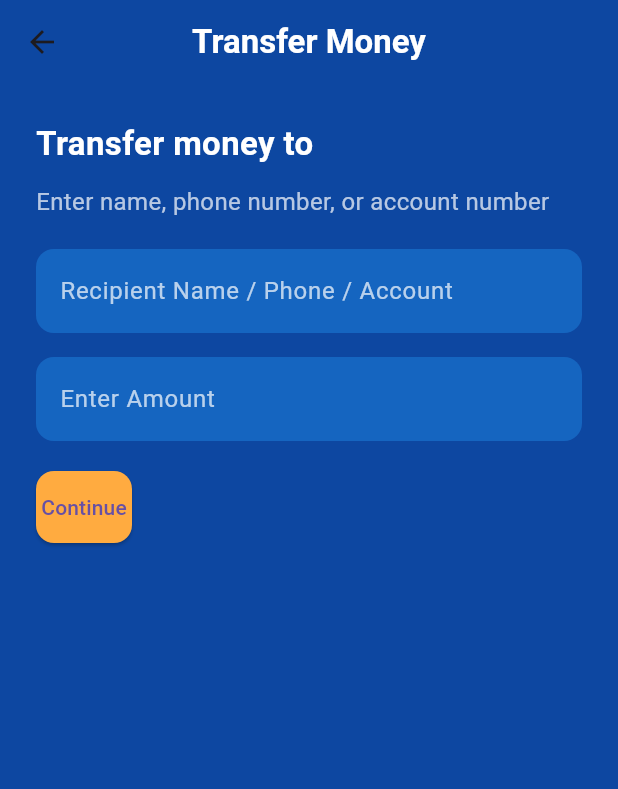
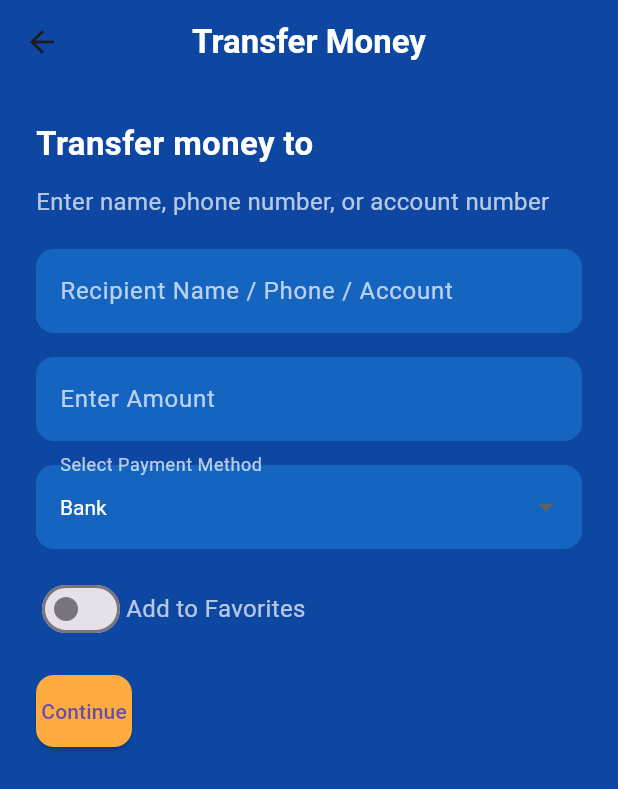
Before and after one commit to Rennar77/mywallet, a Flutter app: the Homecontent screen opened by its route, after a tap on "Transfer", on a phone screen of 412 x 824 dp. Shown: the top 789 px of the screen. Run offline on Flutter 3.47's test engine with Material 3 defaults, Android fonts, the phone set to English and light mode, and no system bars.

Commit message:
week 7 assignment

```diff
--- a/lib/classes/homecontent.dart
+++ b/lib/classes/homecontent.dart
@@ -1,33 +1,31 @@
-// Importing necessary packages and files.
-import 'package:flutter/material.dart'; // Flutter's material design package for UI components.
+import 'package:flutter/material.dart';
 import 'package:my_pocket_wallet/screens/pages/account.dart';
 import 'package:my_pocket_wallet/screens/pages/mobile_recharge.dart';
-import 'package:my_pocket_wallet/screens/pages/pay_bill.dart'; // Pay the Bill page.
+import 'package:my_pocket_wallet/screens/pages/pay_bill.dart';
 import 'package:my_pocket_wallet/screens/pages/transfer.dart';
-import 'package:my_pocket_wallet/screens/pages/withdraw.dart'; // Transfer page.
+import 'package:my_pocket_wallet/screens/pages/withdraw.dart';
 
-// Homecontent widget represents the main screen of the app.
 class Homecontent extends StatelessWidget {
   const Homecontent({super.key});
 
   @override
   Widget build(BuildContext context) {
     return Scaffold(
-      backgroundColor: Colors.blue.shade900, // Background color matching the login page.
+      backgroundColor: Colors.blue.shade900,
       appBar: AppBar(
-        backgroundColor: Colors.blue.shade900, // Deep blue color for the app bar.
-        elevation: 0, // No shadow for the app bar.
-        automaticallyImplyLeading: false, // Removes the back arrow from the app bar.
+        backgroundColor: Colors.blue.shade900,
+        elevation: 0,
+        automaticallyImplyLeading: false,
       ),
       body: Padding(
-        padding: const EdgeInsets.symmetric(horizontal: 20.0), // Horizontal padding for the body.
+        padding: const EdgeInsets.symmetric(horizontal: 20.0),
         child: Column(
-          crossAxisAlignment: CrossAxisAlignment.start, // Align children to the start of the column.
+          crossAxisAlignment: CrossAxisAlignment.start,
           children: [
-            _upperText(), // Greeting section.
-            _materCardSection(), // Card section.
-            const SizedBox(height: 30), // Spacing between sections.
-            _middleScreenButtons(context), // Grid menu section.
+            _upperText(),
+            _materCardSection(),
+            const SizedBox(height: 30),
+            _middleScreenButtons(context),
           ],
         ),
       ),
@@ -38,81 +36,69 @@ class Homecontent extends StatelessWidget {
   Widget _middleScreenButtons(BuildContext context) {
     return Expanded(
       child: GridView.count(
-        crossAxisCount: 3, // Number of columns in the grid.
-        crossAxisSpacing: 15, // Spacing between columns.
-        mainAxisSpacing: 15, // Spacing between rows.
+        crossAxisCount: 3,
+        crossAxisSpacing: 15,
+        mainAxisSpacing: 15,
         children: [
-          // Menu items with icons, labels, and navigation actions.
           _buildMenuItem(
             Icons.account_balance_wallet,
             'Account\nand Card',
-            () => Navigator.push(context, MaterialPageRoute(builder: (context) => const AccountAndCardPage())),
+            () => _navigateWithTransition(context, const AccountAndCardPage()),
           ),
           _buildMenuItem(
             Icons.swap_horiz,
             'Transfer',
-            () => Navigator.push(context, MaterialPageRoute(builder: (context) => const TransferPage())),
+            () => _navigateWithTransition(context, const TransferPage()),
           ),
           _buildMenuItem(
             Icons.attach_money,
             'Withdraw',
-            () => Navigator.push(context, MaterialPageRoute(builder: (context) => const WithdrawPage())),
+            () => _navigateWithTransition(context, const WithdrawPage()),
           ),
           _buildMenuItem(
             Icons.phone_android,
             'Mobile\nrecharge',
-            () => Navigator.push(context, MaterialPageRoute(builder: (context) => const MobileRechargePage())),
+            () => _navigateWithTransition(context, const MobileRechargePage()),
           ),
           _buildMenuItem(
             Icons.receipt,
             'Pay the bill',
-            () => Navigator.push(context, MaterialPageRoute(builder: (context) => const PayTheBillPage())),
+            () => _navigateWithTransition(context, const PayTheBillPage()),
           ),
-          // _buildMenuItem(
-          //   Icons.credit_card,
-          //   'Credit card',
-          //   () => Navigator.push(context, MaterialPageRoute(builder: (context) => const CreditCardPage())),
-          // ),
-          // _buildMenuItem(
-          //   Icons.insert_chart,
-          //   'Transaction\nreport',
-          //   () => Navigator.push(context, MaterialPageRoute(builder: (context) => const TransactionReportPage())),
-          // ),
         ],
       ),
     );
   }
 
-  // Menu Item Widget (Styled like Login Page)
+  // Menu Item Widget
   Widget _buildMenuItem(IconData icon, String label, VoidCallback onTap) {
     return GestureDetector(
-      onTap: onTap, // Action to perform when the item is tapped.
+      onTap: onTap,
       child: Column(
-        mainAxisAlignment: MainAxisAlignment.center, // Center the content vertically.
+        mainAxisAlignment: MainAxisAlignment.center,
         children: [
           CircleAvatar(
             radius: 30,
-            backgroundColor: Colors.blue.shade800, // Background color matching the login page fields.
-            child: Icon(icon, color: Colors.orangeAccent, size: 30), // Orange accent icon.
+            backgroundColor: Colors.blue.shade800,
+            child: Icon(icon, color: Colors.orangeAccent, size: 30),
           ),
-          const SizedBox(height: 10), // Spacing between icon and label.
+          const SizedBox(height: 10),
           Text(
             label,
-            textAlign: TextAlign.center, // Center the text.
+            textAlign: TextAlign.center,
             style: const TextStyle(fontSize: 14, fontWeight: FontWeight.w500, color: Colors.white70),
           ),
         ],
       ),
     );
   }
-}
 
   // Greeting Section
   Widget _upperText() {
     return const Padding(
-    padding: EdgeInsets.only(top: 20.0), // Padding at the top.
+      padding: EdgeInsets.only(top: 20.0),
       child: Column(
-      crossAxisAlignment: CrossAxisAlignment.start, // Align text to the start.
+        crossAxisAlignment: CrossAxisAlignment.start,
         children: [
           Text(
             'Good Morning,',
@@ -122,20 +108,20 @@ Widget _upperText() {
             'Gega!',
             style: TextStyle(fontSize: 30, fontWeight: FontWeight.bold, color: Colors.orangeAccent),
           ),
-        SizedBox(height: 20), // Spacing between texts.
+          SizedBox(height: 20),
         ],
       ),
     );
   }
 
-// Card Section (Styled like Login Page)
+  // Card Section
   Widget _materCardSection() {
     return Container(
-    width: double.infinity, // Full width.
+      width: double.infinity,
       decoration: BoxDecoration(
-      borderRadius: BorderRadius.circular(16), // Rounded corners.
-      color: Colors.blue.shade800, // Deep blue background (like input fields).
-      border: Border.all(color: Colors.orangeAccent, width: 2), // Orange border.
+        borderRadius: BorderRadius.circular(16),
+        color: Colors.blue.shade800,
+        border: Border.all(color: Colors.orangeAccent, width: 2),
         boxShadow: [
           BoxShadow(
             color: Colors.black.withOpacity(0.1),
@@ -145,9 +131,9 @@ Widget _materCardSection() {
         ],
       ),
       child: Padding(
-      padding: const EdgeInsets.all(20.0), // Padding inside the container.
+        padding: const EdgeInsets.all(20.0),
         child: Column(
-        crossAxisAlignment: CrossAxisAlignment.start, // Align text to the start.
+          crossAxisAlignment: CrossAxisAlignment.start,
           children: [
             const Text(
               'Gega Smith',
@@ -157,7 +143,7 @@ Widget _materCardSection() {
                 fontWeight: FontWeight.bold,
               ),
             ),
-          const SizedBox(height: 5), // Spacing between texts.
+            const SizedBox(height: 5),
             Text(
               'OverBridge Expert',
               style: TextStyle(
@@ -165,9 +151,9 @@ Widget _materCardSection() {
                 fontSize: 14,
               ),
             ),
-          const SizedBox(height: 15), // Spacing between sections.
+            const SizedBox(height: 15),
             const Row(
-            mainAxisAlignment: MainAxisAlignment.spaceBetween, // Space between elements.
+              mainAxisAlignment: MainAxisAlignment.spaceBetween,
               children: [
                 Text(
                   '4756 •••• •••• 9018',
@@ -187,7 +173,7 @@ Widget _materCardSection() {
               ],
             ),
             const Align(
-            alignment: Alignment.bottomRight, // Align text to the bottom right.
+              alignment: Alignment.bottomRight,
               child: Text(
                 'VISA',
                 style: TextStyle(
@@ -202,3 +188,21 @@ Widget _materCardSection() {
       ),
     );
   }
+
+  // Reusable navigation function with fade transition
+  void _navigateWithTransition(BuildContext context, Widget page) {
+    Navigator.push(
+      context,
+      PageRouteBuilder(
+        pageBuilder: (_, __, ___) => page,
+        transitionsBuilder: (_, animation, __, child) {
+          return FadeTransition(
+            opacity: animation,
+            child: child,
+          );
+        },
+        transitionDuration: const Duration(milliseconds: 400),
+      ),
+    );
+  }
+}
--- a/lib/screens/pages/transfer.dart
+++ b/lib/screens/pages/transfer.dart
@@ -1,7 +1,7 @@
 import 'package:flutter/material.dart';
 
 void main() {
-  runApp(const MyApp()); // Start the app
+  runApp(const MyApp());
 }
 
 class MyApp extends StatelessWidget {
@@ -11,10 +11,8 @@ class MyApp extends StatelessWidget {
   Widget build(BuildContext context) {
     return MaterialApp(
       title: 'Money Transfer App',
-      theme: ThemeData(
-        primarySwatch: Colors.blue, // Set the app's theme color
-      ),
-      home: const TransferPage(), // Set the home page to TransferPage
+      theme: ThemeData(primarySwatch: Colors.blue),
+      home: const TransferPage(),
     );
   }
 }
@@ -23,261 +21,193 @@ class TransferPage extends StatefulWidget {
   const TransferPage({super.key});
 
   @override
-  _TransferPageState createState() => _TransferPageState(); // Create the state for this widget
+  _TransferPageState createState() => _TransferPageState();
 }
 
 class _TransferPageState extends State<TransferPage> {
-  int _currentPage = 0; // Tracks the current page (0 = Search, 1 = Confirmation, 2 = Success)
-  final TextEditingController _searchController = TextEditingController(); // For recipient input
-  final TextEditingController _amountController = TextEditingController(); // For amount input
-  final TextEditingController _pinController = TextEditingController(); // For PIN input
-  String recipientName = ''; // Stores the recipient's name
-  String amount = ''; // Stores the amount to transfer
-  bool isProcessing = false; // Tracks if the transfer is being processed
+  int _currentPage = 0;
+  final TextEditingController _searchController = TextEditingController();
+  final TextEditingController _amountController = TextEditingController();
+  final TextEditingController _pinController = TextEditingController();
+
+  String recipientName = '';
+  String amount = '';
+  String selectedPaymentMethod = 'Bank';
+  bool isFavorite = false;
+  bool isProcessing = false;
+
+  final List<String> paymentMethods = ['Bank', 'Mobile Wallet', 'Card'];
 
   @override
   void dispose() {
-    // Clean up controllers when the widget is removed
     _searchController.dispose();
     _amountController.dispose();
     _pinController.dispose();
     super.dispose();
   }
 
-  // Navigate to the next page
-  void _navigateToNextPage() {
-    setState(() {
-      if (_currentPage < 2) {
-        _currentPage++; // Move to the next page
-      }
-    });
-  }
-
-  // Navigate to the previous page
-  void _navigateToPreviousPage() {
-    setState(() {
-      if (_currentPage > 0) {
-        _currentPage--; // Move to the previous page
-      }
-    });
-  }
+  void _navigateNext() => setState(() => _currentPage < 2 ? _currentPage++ : null);
+  void _navigateBack() => setState(() => _currentPage > 0 ? _currentPage-- : null);
 
   @override
   Widget build(BuildContext context) {
     return Scaffold(
-      backgroundColor: Colors.blue.shade900, // Set background color
+      backgroundColor: Colors.blue.shade900,
       appBar: AppBar(
-        backgroundColor: Colors.blue.shade900, // Match background color
-        elevation: 0, // Remove shadow
-        title: const Text(
-          'Transfer Money',
-          style: TextStyle(fontWeight: FontWeight.bold, fontSize: 22, color: Colors.white),
+        backgroundColor: Colors.blue.shade900,
+        elevation: 0,
+        title: const Text('Transfer Money', style: TextStyle(fontWeight: FontWeight.bold, fontSize: 22, color: Colors.white)),
+        centerTitle: true,
+        leading: _currentPage > 0
+            ? IconButton(icon: const Icon(Icons.arrow_back, color: Colors.white), onPressed: _navigateBack)
+            : null,
       ),
-        centerTitle: true, // Center the title
-        leading: _currentPage > 0
-            ? IconButton(
-                icon: const Icon(Icons.arrow_back, color: Colors.white),
-                onPressed: _navigateToPreviousPage, // Add back button for pages > 0
-              )
-            : null, // No back button on the first page
-      ),
-      body: AnimatedSwitcher(
-        duration: const Duration(milliseconds: 500), // Animation duration
-        child: _buildPage(_currentPage), // Build the current page based on _currentPage
-      ),
+      body: AnimatedSwitcher(duration: const Duration(milliseconds: 400), child: _buildPage(_currentPage)),
     );
   }
 
-  // Build the appropriate page based on the index
-  Widget _buildPage(int pageIndex) {
-    switch (pageIndex) {
+  Widget _buildPage(int index) {
+    switch (index) {
       case 0:
-        return _buildSearchScreen(); // First screen: Search for recipient
+        return _buildSearchScreen();
       case 1:
-        return _buildConfirmationScreen(); // Second screen: Confirm transfer
+        return _buildConfirmationScreen();
       case 2:
-        return _buildSuccessScreen(); // Third screen: Success message
+        return _buildSuccessScreen();
       default:
-        return const Center(child: Text('Invalid page')); // Fallback for invalid page
+        return const Center(child: Text('Invalid page'));
     }
   }
 
-  // First Screen: Search for recipient and enter amount
   Widget _buildSearchScreen() {
     return Padding(
-      padding: const EdgeInsets.all(24.0), // Add padding around the content
-      child: Column(
-        crossAxisAlignment: CrossAxisAlignment.start, // Align content to the left
-        children: [
-          const Text(
-            'Transfer money to',
-            style: TextStyle(fontSize: 22, fontWeight: FontWeight.bold, color: Colors.white),
-          ),
-          const SizedBox(height: 12), // Add spacing
-          const Text(
-            'Enter name, phone number, or account number',
-            style: TextStyle(fontSize: 16, color: Colors.white70),
-          ),
+      padding: const EdgeInsets.all(24.0),
+      child: Column(crossAxisAlignment: CrossAxisAlignment.start, children: [
+        const Text('Transfer money to', style: TextStyle(fontSize: 22, fontWeight: FontWeight.bold, color: Colors.white)),
+        const SizedBox(height: 12),
+        const Text('Enter name, phone number, or account number', style: TextStyle(fontSize: 16, color: Colors.white70)),
         const SizedBox(height: 20),
-
-          // Recipient Input Field
-          TextField(
-            controller: _searchController, // Link to the search controller
-            style: const TextStyle(color: Colors.white), // Text color
-            decoration: _inputDecoration('Recipient Name / Phone / Account'), // Custom input style
-          ),
+        TextField(controller: _searchController, style: const TextStyle(color: Colors.white), decoration: _inputDecoration('Recipient Name / Phone / Account')),
+        const SizedBox(height: 16),
+        TextField(controller: _amountController, keyboardType: TextInputType.number, style: const TextStyle(color: Colors.white), decoration: _inputDecoration('Enter Amount')),
         const SizedBox(height: 16),
 
-          // Amount Input Field
-          TextField(
-            controller: _amountController, // Link to the amount controller
-            keyboardType: TextInputType.number, // Show numeric keyboard
-            style: const TextStyle(color: Colors.white), // Text color
-            decoration: _inputDecoration('Enter Amount'), // Custom input style
+        // Payment Method Dropdown
+        DropdownButtonFormField<String>(
+          value: selectedPaymentMethod,
+          decoration: _inputDecoration('Select Payment Method'),
+          dropdownColor: Colors.blue.shade800,
+          style: const TextStyle(color: Colors.white),
+          items: paymentMethods.map((method) => DropdownMenuItem(value: method, child: Text(method, style: const TextStyle(color: Colors.white)))).toList(),
+          onChanged: (value) => setState(() => selectedPaymentMethod = value!),
         ),
-          const SizedBox(height: 20),
 
-          // Continue Button
-          ElevatedButton(
-            onPressed: () {
-              if (_searchController.text.isEmpty || _amountController.text.isEmpty) {
-                _showErrorSnackbar('Please fill all fields'); // Show error if fields are empty
-              } else {
-                setState(() {
-                  recipientName = _searchController.text; // Save recipient name
-                  amount = '\$${_amountController.text}'; // Save amount
-                });
-                _navigateToNextPage(); // Move to the next page
-              }
-            },
-            style: _buttonStyle(), // Custom button style
-            child: const Text('Continue'),
+        const SizedBox(height: 16),
+
+        // Favorite toggle
+        Row(
+          children: [
+            Switch(
+              value: isFavorite,
+              onChanged: (val) => setState(() => isFavorite = val),
+              activeColor: Colors.orangeAccent,
             ),
+            const Text('Add to Favorites', style: TextStyle(color: Colors.white70, fontSize: 16)),
           ],
         ),
+
+        const SizedBox(height: 20),
+        ElevatedButton(onPressed: _continueFromSearch, style: _buttonStyle(), child: const Text('Continue')),
+      ]),
     );
   }
 
-  // Second Screen: Confirm transfer and enter PIN
+  void _continueFromSearch() {
+    if (_searchController.text.isEmpty || _amountController.text.isEmpty) {
+      _showErrorSnackbar('Please fill all fields');
+    } else {
+      setState(() {
+        recipientName = _searchController.text;
+        amount = '\$${_amountController.text}';
+      });
+      _navigateNext();
+    }
+  }
+
   Widget _buildConfirmationScreen() {
     return Padding(
       padding: const EdgeInsets.all(24.0),
-      child: Column(
-        crossAxisAlignment: CrossAxisAlignment.start,
-        children: [
-          const Text(
-            'Confirm Transfer',
-            style: TextStyle(fontSize: 22, fontWeight: FontWeight.bold, color: Colors.white),
+      child: Column(crossAxisAlignment: CrossAxisAlignment.start, children: [
+        const Text('Confirm Transfer', style: TextStyle(fontSize: 22, fontWeight: FontWeight.bold, color: Colors.white)),
+        const SizedBox(height: 20),
+        ListTile(
+          leading: const CircleAvatar(backgroundColor: Colors.orangeAccent, child: Icon(Icons.person, color: Colors.white)),
+          title: Text(recipientName, style: const TextStyle(fontSize: 18, fontWeight: FontWeight.bold, color: Colors.white)),
+          subtitle: Text('Amount: $amount\nMethod: $selectedPaymentMethod', style: const TextStyle(fontSize: 16, color: Colors.white70)),
         ),
         const SizedBox(height: 20),
-
-          // Recipient Details
-          ListTile(
-            leading: const CircleAvatar(
-              backgroundColor: Colors.orangeAccent,
-              child: Icon(Icons.person, color: Colors.white), // Avatar for recipient
-            ),
-            title: Text(
-              recipientName,
-              style: const TextStyle(fontSize: 18, fontWeight: FontWeight.bold, color: Colors.white),
-            ),
-            subtitle: Text(
-              'Amount: $amount',
-              style: const TextStyle(fontSize: 16, color: Colors.white70),
-            ),
-          ),
+        TextField(controller: _pinController, obscureText: true, keyboardType: TextInputType.number, style: const TextStyle(color: Colors.white), decoration: _inputDecoration('Enter PIN')),
         const SizedBox(height: 20),
-
-          // PIN Input Field
-          TextField(
-            controller: _pinController, // Link to the PIN controller
-            obscureText: true, // Hide PIN input
-            keyboardType: TextInputType.number, // Show numeric keyboard
-            style: const TextStyle(color: Colors.white), // Text color
-            decoration: _inputDecoration('Enter PIN'), // Custom input style
-          ),
-          const SizedBox(height: 20),
-
-          // Confirm Transfer Button
         ElevatedButton(
-            onPressed: () {
-              if (_pinController.text.length < 4) {
-                _showErrorSnackbar('Invalid PIN'); // Show error if PIN is too short
-              } else {
-                _navigateToNextPage(); // Move to the success page
-              }
-            },
-            style: _buttonStyle(), // Custom button style
-            child: isProcessing
-                ? const CircularProgressIndicator(color: Colors.white) // Show loading indicator
-                : const Text('Confirm Transfer'),
-          ),
-        ],
-      ),
+            onPressed: _confirmTransfer,
+            style: _buttonStyle(),
+            child: isProcessing ? const CircularProgressIndicator(color: Colors.white) : const Text('Confirm Transfer')),
+      ]),
     );
   }
 
-  // Third Screen: Success Message
+  void _confirmTransfer() {
+    if (_pinController.text.length < 4) {
+      _showErrorSnackbar('Invalid PIN');
+    } else {
+      _navigateNext();
+    }
+  }
+
   Widget _buildSuccessScreen() {
     return Center(
-      child: Column(
-        mainAxisAlignment: MainAxisAlignment.center, // Center content vertically
-        children: [
-          const Icon(Icons.check_circle, color: Colors.greenAccent, size: 80), // Success icon
+      child: Column(mainAxisAlignment: MainAxisAlignment.center, children: [
+        const Icon(Icons.check_circle, color: Colors.greenAccent, size: 80),
         const SizedBox(height: 20),
-          Text(
-            'Success! $amount sent to $recipientName', // Success message
-            textAlign: TextAlign.center,
-            style: const TextStyle(fontSize: 22, fontWeight: FontWeight.bold, color: Colors.white),
-          ),
+        Text('Success! $amount sent to $recipientName', textAlign: TextAlign.center, style: const TextStyle(fontSize: 22, fontWeight: FontWeight.bold, color: Colors.white)),
         const SizedBox(height: 30),
-
-          // Done Button
         ElevatedButton(
             onPressed: () {
               setState(() {
-                _currentPage = 0; // Reset to the first page
-                _searchController.clear(); // Clear recipient input
-                _amountController.clear(); // Clear amount input
-                _pinController.clear(); // Clear PIN input
+                _currentPage = 0;
+                _searchController.clear();
+                _amountController.clear();
+                _pinController.clear();
+                isFavorite = false;
+                selectedPaymentMethod = 'Bank';
               });
             },
-            style: _buttonStyle(), // Custom button style
-            child: const Text('Done'),
-          ),
-        ],
-      ),
+            style: _buttonStyle(),
+            child: const Text('Done')),
+      ]),
     );
   }
 
-  // Custom Input Decoration
   InputDecoration _inputDecoration(String label) {
     return InputDecoration(
       labelText: label,
-      labelStyle: const TextStyle(color: Colors.white70), // Label color
+      labelStyle: const TextStyle(color: Colors.white70),
       filled: true,
-      fillColor: Colors.blue.shade800, // Background color
+      fillColor: Colors.blue.shade800,
       border: OutlineInputBorder(borderRadius: BorderRadius.circular(12), borderSide: BorderSide.none),
-      focusedBorder: OutlineInputBorder(
-        borderRadius: BorderRadius.circular(12),
-        borderSide: const BorderSide(color: Colors.orangeAccent), // Border color when focused
-      ),
+      focusedBorder: OutlineInputBorder(borderRadius: BorderRadius.circular(12), borderSide: const BorderSide(color: Colors.orangeAccent)),
     );
   }
 
-  // Custom Button Style
   ButtonStyle _buttonStyle() {
     return ElevatedButton.styleFrom(
-      backgroundColor: Colors.orangeAccent, // Button color
-      shape: RoundedRectangleBorder(borderRadius: BorderRadius.circular(12)), // Rounded corners
-      padding: const EdgeInsets.symmetric(vertical: 14), // Button padding
+      backgroundColor: Colors.orangeAccent,
+      shape: RoundedRectangleBorder(borderRadius: BorderRadius.circular(12)),
+      padding: const EdgeInsets.symmetric(vertical: 14),
     );
   }
 
-  // Show Error Snackbar
   void _showErrorSnackbar(String message) {
-    ScaffoldMessenger.of(context).showSnackBar(
-      SnackBar(content: Text(message, style: const TextStyle(color: Colors.white)), backgroundColor: Colors.red),
-    );
+    ScaffoldMessenger.of(context).showSnackBar(SnackBar(content: Text(message, style: const TextStyle(color: Colors.white)), backgroundColor: Colors.red));
   }
 }
```
Also changed, not shown: widgets/custom_button.dart (added, +29 -0 lines). Lines whose indentation alone changed are shown as unchanged.
